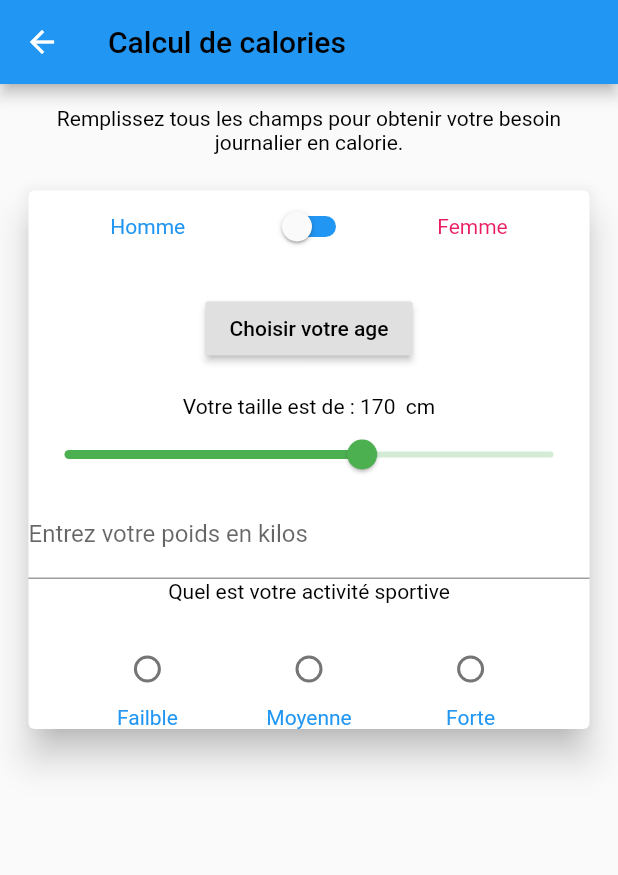
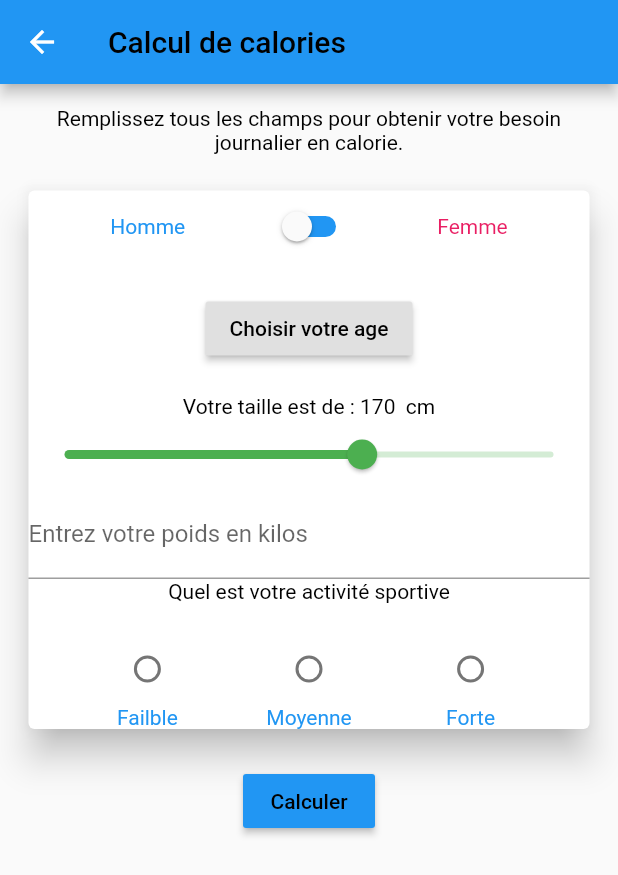
Before and after one commit to lionelkouame/flutter_training, a Flutter app: the CalorieCalculator screen opened directly, on a phone screen of 412 x 824 dp. Shown: the top 875 px of the screen. Run offline on Flutter 3.47's test engine with Material 2 defaults, Android fonts, the phone set to English and light mode, and no system bars.

Commit message:
[15] - Challenge calorie calculator - calcul.

```diff
--- a/lib/app/calorie_calculator/calorie_calculator.dart
+++ b/lib/app/calorie_calculator/calorie_calculator.dart
@@ -14,8 +14,14 @@ class _CalorieCalculatorState extends State<CalorieCalculator> {
   double age;
   double taille = 170.00;
   int radioSelected;
+  int calorieBase = 0;
+  int calorieACtivity = null;
 
-  Map mapActivity = {"Failble": 0, "Moyenne": 1, "Forte": 2};
+  Map mapActivity = {
+    0: "Failble",
+    1: "Moyenne",
+    2: "Forte"
+  };
 
   @override
   Widget build(BuildContext context) {
@@ -92,6 +98,12 @@ class _CalorieCalculatorState extends State<CalorieCalculator> {
                   ],
                 ),
               ),
+              padding(),
+              RaisedButton(
+                color: displaySexColor(),
+                child: CustomText("Calculer"),
+                onPressed: calculCalory,
+              )
             ],
           ),
         ),
@@ -136,7 +148,7 @@ class _CalorieCalculatorState extends State<CalorieCalculator> {
         mainAxisAlignment: MainAxisAlignment.spaceEvenly,
         children: <Widget>[
           Radio(
-            value: value,
+            value: key,
             groupValue: radioSelected,
             onChanged: (Object i) {
               setState(() {
@@ -144,7 +156,7 @@ class _CalorieCalculatorState extends State<CalorieCalculator> {
               });
             },
           ),
-          CustomText(key, color: displaySexColor())
+          CustomText(value, color: displaySexColor())
         ],
       );
       l.add(colonne);
@@ -154,4 +166,34 @@ class _CalorieCalculatorState extends State<CalorieCalculator> {
       children: l,
     );
   }
+
+  void calculCalory() {
+    if (age != null && radioSelected != null && poids != null) {
+
+    } else {
+      alert();
+    }
+  }
+
+  Future<Null> alert() async {
+    return showDialog(
+        context: context,
+        barrierDismissible: false,
+        builder: (BuildContext buildContext) {
+          return AlertDialog(
+            title: CustomText('Erreur'),
+            content: CustomText('Tous les champs ne sont pas remplit'),
+            actions: <Widget>[
+              FlatButton(
+                onPressed: () {
+                  Navigator.pop(buildContext);
+                },
+                child: CustomText('OK', color: Colors.red,),
+              ),
+            ],
+          );
+        }
+    );
+  }
+
 }
```
